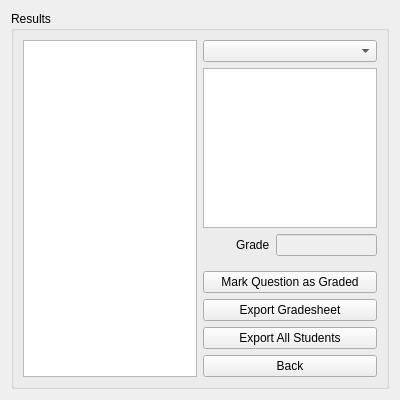
Before: the Qt Designer form PeerPilot/viewquizresults/viewquizresults.ui in lsevcik/peerpilot, drawn with Qt 5.
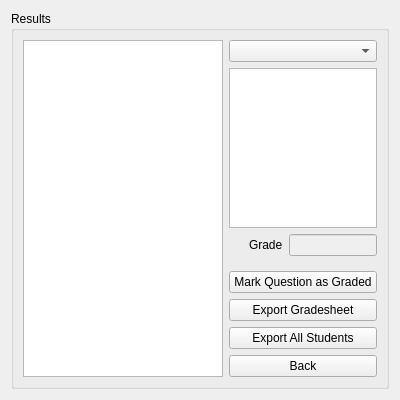
After: the same form once the commit is applied.

```diff
--- a/PeerPilot/viewquizresults/viewquizresults.ui
+++ b/PeerPilot/viewquizresults/viewquizresults.ui
@@ -25,6 +25,12 @@
      <layout class="QHBoxLayout" name="horizontalLayout_3">
       <item>
        <widget class="QListView" name="resultListView">
+        <property name="minimumSize">
+         <size>
+          <width>200</width>
+          <height>0</height>
+         </size>
+        </property>
         <property name="editTriggers">
          <set>QAbstractItemView::NoEditTriggers</set>
         </property>
@@ -34,6 +40,12 @@
        <layout class="QVBoxLayout" name="verticalLayout_5">
         <item>
          <widget class="QComboBox" name="questionComboBox">
+          <property name="maximumSize">
+           <size>
+            <width>600</width>
+            <height>16777215</height>
+           </size>
+          </property>
           <property name="editable">
            <bool>false</bool>
           </property>
```
